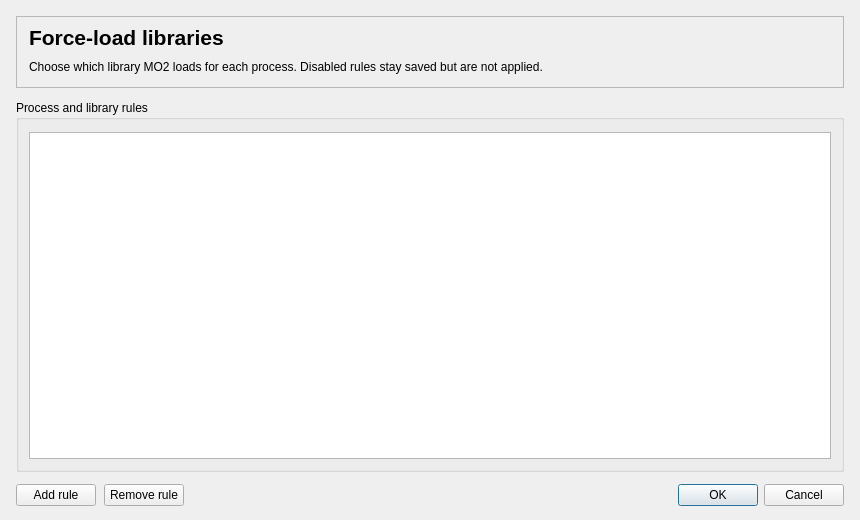
Qt form source/modorganizer/src/forcedloaddialog.ui (ArialSenki/MO2-Revamped) before a commit.
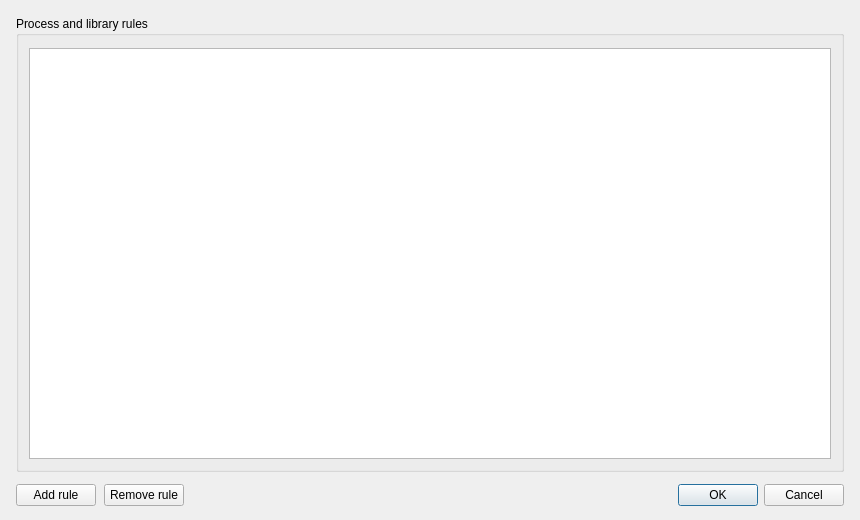
The same form after that commit.

Commit message: Remove what was left of the old Mod Organizer 2 and no longer serves this program

What changed in the file:
```diff
--- a/source/modorganizer/src/forcedloaddialog.ui
+++ b/source/modorganizer/src/forcedloaddialog.ui
@@ -11,20 +11,6 @@
    <property name="topMargin"><number>16</number></property>
    <property name="rightMargin"><number>16</number></property>
    <property name="bottomMargin"><number>14</number></property>
-   <item>
-    <widget class="QFrame" name="headerPanel">
-     <property name="minimumSize"><size><width>0</width><height>72</height></size></property>
-     <property name="frameShape"><enum>QFrame::StyledPanel</enum></property>
-     <property name="frameShadow"><enum>QFrame::Plain</enum></property>
-     <layout class="QVBoxLayout" name="headerLayout">
-      <property name="spacing"><number>4</number></property>
-      <property name="leftMargin"><number>12</number></property><property name="topMargin"><number>8</number></property>
-      <property name="rightMargin"><number>12</number></property><property name="bottomMargin"><number>8</number></property>
-      <item><widget class="QLabel" name="titleLabel"><property name="font"><font><pointsize>16</pointsize><weight>600</weight><bold>true</bold></font></property><property name="text"><string>Force-load libraries</string></property></widget></item>
-      <item><widget class="QLabel" name="subtitleLabel"><property name="text"><string>Choose which library MO2 loads for each process. Disabled rules stay saved but are not applied.</string></property><property name="wordWrap"><bool>true</bool></property></widget></item>
-     </layout>
-    </widget>
-   </item>
    <item>
     <widget class="QGroupBox" name="rulesGroup">
      <property name="title"><string>Process and library rules</string></property>
```
The commit also changes 312 other files.
